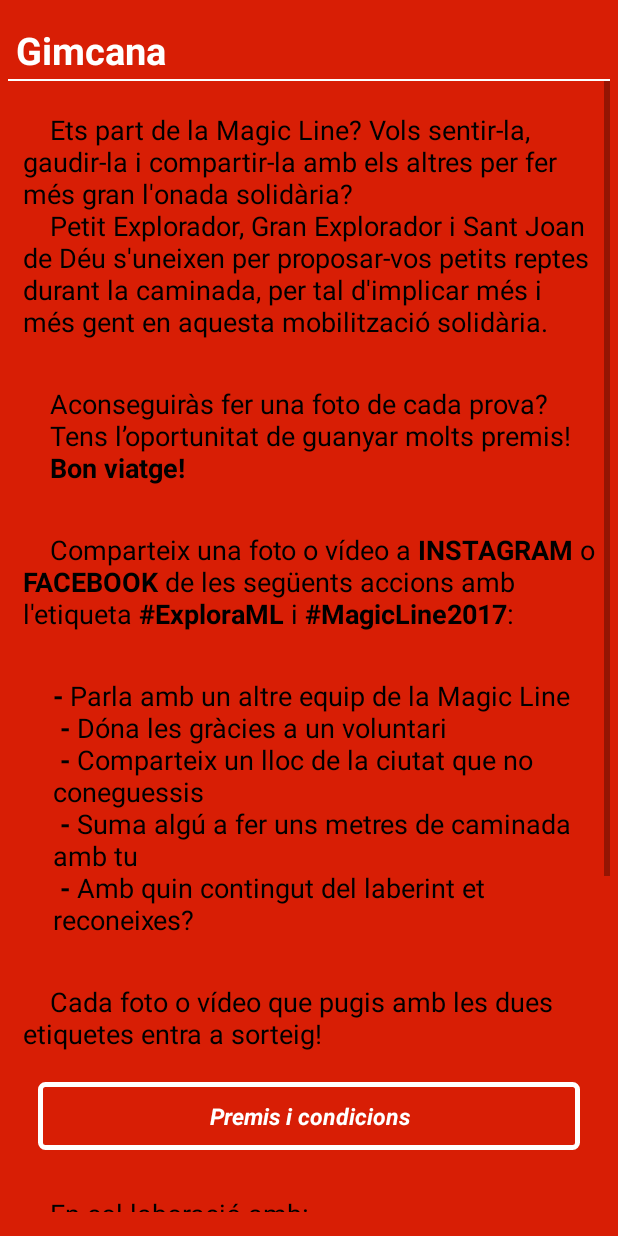
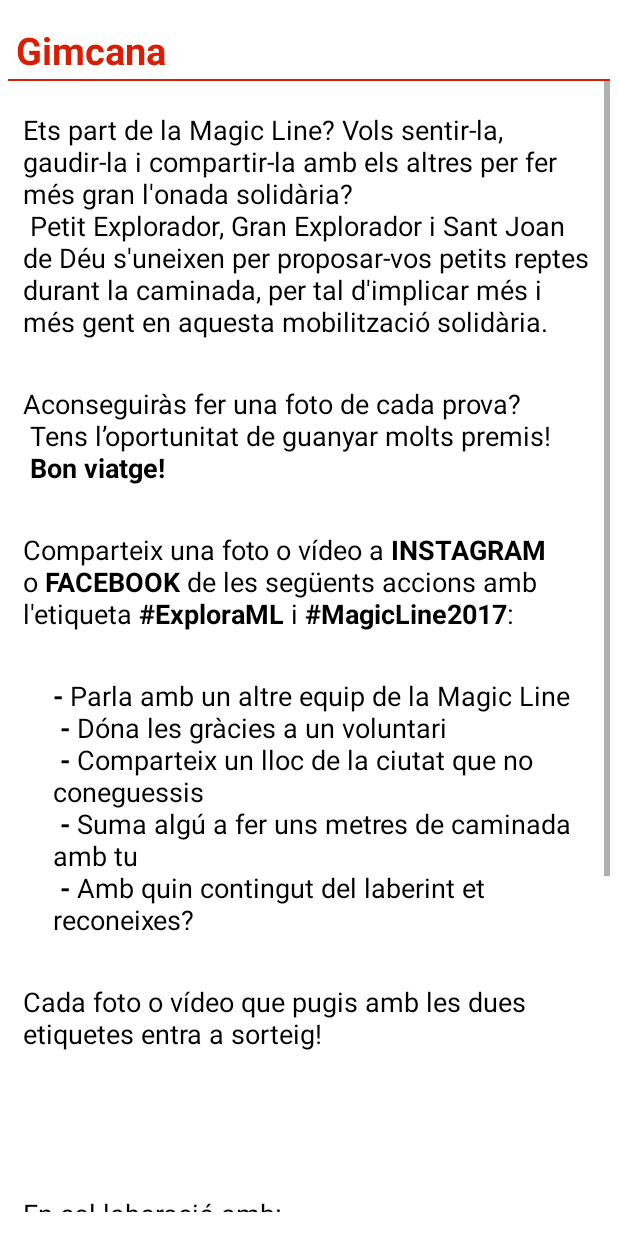
Before and after one commit to aleixbdm/MagicLine, an Android app: the Gimcana screen opened directly, with no data from a screen before it, on a phone screen of 412 x 824 dp. Run offline under Robolectric (Android 15) with nearby library versions, the phone set to English and light mode, and no system bars.

Commit message:
Canvis colors i espais innecessaris

```diff
--- a/MagicLineApp/src/main/res/layout/activity_arts.xml
+++ b/MagicLineApp/src/main/res/layout/activity_arts.xml
@@ -7,7 +7,7 @@
     android:paddingLeft="@dimen/activity_horizontal_margin"
     android:paddingRight="@dimen/activity_horizontal_margin"
     android:paddingTop="@dimen/activity_vertical_margin"
-    android:background="@color/magicRed"
+    android:background="@color/white"
     android:orientation="vertical"
     tools:context=".ArtsAlCarrer">
 
@@ -21,7 +21,7 @@
         android:paddingLeft="5dp"
         android:lines="1"
         android:maxLines="1"
-        android:textColor="@color/white"
+        android:textColor="@color/magicRed"
         android:textSize="25dp"
         android:textStyle="bold"/>
 
@@ -29,7 +29,7 @@
         android:layout_marginTop="2dp"
         android:layout_width="match_parent"
         android:layout_height="1dp"
-        android:background="@color/white"/>
+        android:background="@color/magicRed"/>
 
     <TextView
         android:layout_width="match_parent"
--- a/MagicLineApp/src/main/res/layout/activity_concert.xml
+++ b/MagicLineApp/src/main/res/layout/activity_concert.xml
@@ -7,7 +7,7 @@
     android:paddingLeft="@dimen/activity_horizontal_margin"
     android:paddingRight="@dimen/activity_horizontal_margin"
     android:paddingTop="@dimen/activity_vertical_margin"
-    android:background="@color/magicRed"
+    android:background="@color/white"
     android:orientation="vertical"
     tools:context=".Concert">
 
@@ -21,7 +21,7 @@
         android:paddingLeft="5dp"
         android:lines="1"
         android:maxLines="1"
-        android:textColor="@color/white"
+        android:textColor="@color/magicRed"
         android:textSize="25dp"
         android:textStyle="bold"/>
 
@@ -29,7 +29,7 @@
         android:layout_marginTop="2dp"
         android:layout_width="match_parent"
         android:layout_height="1dp"
-        android:background="@color/white"/>
+        android:background="@color/magicRed"/>
 
     <TextView
         android:layout_width="match_parent"
--- a/MagicLineApp/src/main/res/layout/activity_gimcana.xml
+++ b/MagicLineApp/src/main/res/layout/activity_gimcana.xml
@@ -12,7 +12,7 @@
     app:layout_behavior="@string/appbar_scrolling_view_behavior"
     tools:context=".Gimcana"
     android:orientation="vertical"
-    android:background="@color/magicRed">
+    android:background="@color/white">
 
     <TextView
         android:layout_width="match_parent"
@@ -22,7 +22,7 @@
         android:paddingLeft="5dp"
         android:lines="1"
         android:maxLines="1"
-        android:textColor="@color/white"
+        android:textColor="@color/magicRed"
         android:textSize="25dp"
         android:textStyle="bold"/>
 
@@ -30,7 +30,7 @@
         android:layout_marginTop="2dp"
         android:layout_width="match_parent"
         android:layout_height="1dp"
-        android:background="@color/white"/>
+        android:background="@color/magicRed"/>
 
     <ScrollView
         android:layout_width="match_parent"
--- a/MagicLineApp/src/main/res/layout/activity_mlcultural.xml
+++ b/MagicLineApp/src/main/res/layout/activity_mlcultural.xml
@@ -12,7 +12,7 @@
     app:layout_behavior="@string/appbar_scrolling_view_behavior"
     tools:context=".MLCultural"
     android:orientation="vertical"
-    android:background="@color/magicRed">
+    android:background="@color/white">
 
     <TextView
         android:layout_width="match_parent"
@@ -22,7 +22,7 @@
         android:paddingLeft="5dp"
         android:lines="1"
         android:maxLines="1"
-        android:textColor="@color/white"
+        android:textColor="@color/magicRed"
         android:textSize="25dp"
         android:textStyle="bold"/>
 
@@ -30,7 +30,7 @@
         android:layout_marginTop="2dp"
         android:layout_width="match_parent"
         android:layout_height="1dp"
-        android:background="@color/white"/>
+        android:background="@color/magicRed"/>
 
     <TextView
         android:layout_width="match_parent"
--- a/MagicLineApp/src/main/res/layout/activity_museus.xml
+++ b/MagicLineApp/src/main/res/layout/activity_museus.xml
@@ -7,7 +7,7 @@
     android:paddingLeft="@dimen/activity_horizontal_margin"
     android:paddingRight="@dimen/activity_horizontal_margin"
     android:paddingTop="@dimen/activity_vertical_margin"
-    android:background="@color/magicRed"
+    android:background="@color/white"
     android:orientation="vertical"
     tools:context=".Museus">
 
@@ -21,7 +21,7 @@
         android:paddingLeft="5dp"
         android:lines="1"
         android:maxLines="1"
-        android:textColor="@color/white"
+        android:textColor="@color/magicRed"
         android:textSize="25dp"
         android:textStyle="bold"/>
 
@@ -29,7 +29,7 @@
         android:layout_marginTop="2dp"
         android:layout_width="match_parent"
         android:layout_height="1dp"
-        android:background="@color/white"/>
+        android:background="@color/magicRed"/>
 
     <TextView
         android:layout_width="match_parent"
--- a/MagicLineApp/src/main/res/layout/activity_premis_condicions.xml
+++ b/MagicLineApp/src/main/res/layout/activity_premis_condicions.xml
@@ -12,7 +12,7 @@
     app:layout_behavior="@string/appbar_scrolling_view_behavior"
     tools:context=".PremisICondicions"
     android:orientation="vertical"
-    android:background="@color/magicRed">
+    android:background="@color/white">
 
     <TextView
         android:layout_width="match_parent"
@@ -22,7 +22,7 @@
         android:paddingLeft="5dp"
         android:lines="1"
         android:maxLines="1"
-        android:textColor="@color/white"
+        android:textColor="@color/magicRed"
         android:textSize="25dp"
         android:textStyle="bold"/>
 
@@ -30,7 +30,7 @@
         android:layout_marginTop="2dp"
         android:layout_width="match_parent"
         android:layout_height="1dp"
-        android:background="@color/white"/>
+        android:background="@color/magicRed"/>
 
     <ScrollView
         android:layout_width="match_parent"
--- a/MagicLineApp/src/main/res/layout/activity_sant_joan_deu.xml
+++ b/MagicLineApp/src/main/res/layout/activity_sant_joan_deu.xml
@@ -19,7 +19,7 @@
     app:layout_behavior="@string/appbar_scrolling_view_behavior"
     tools:context=".SantJoanDeu"
     android:orientation="vertical"
-    android:background="@color/magicRed">
+    android:background="@color/white">
 
     <TextView
         android:layout_width="match_parent"
@@ -29,7 +29,7 @@
         android:paddingLeft="5dp"
         android:lines="1"
         android:maxLines="1"
-        android:textColor="@color/white"
+        android:textColor="@color/magicRed"
         android:textSize="25dp"
         android:textStyle="bold"/>
 
@@ -37,7 +37,7 @@
         android:layout_marginTop="2dp"
         android:layout_width="match_parent"
         android:layout_height="1dp"
-        android:background="@color/white"/>
+        android:background="@color/magicRed"/>
 
     <TextView
         android:layout_width="match_parent"
--- a/MagicLineApp/src/main/res/layout/activity_sobrelapp.xml
+++ b/MagicLineApp/src/main/res/layout/activity_sobrelapp.xml
@@ -7,7 +7,7 @@
     android:paddingLeft="@dimen/activity_horizontal_margin"
     android:paddingRight="@dimen/activity_horizontal_margin"
     android:paddingTop="@dimen/activity_vertical_margin"
-    android:background="@color/magicRed"
+    android:background="@color/white"
     android:orientation="vertical"
     tools:context=".Sobrelapp">
 
@@ -21,7 +21,7 @@
         android:paddingLeft="5dp"
         android:lines="1"
         android:maxLines="1"
-        android:textColor="@color/white"
+        android:textColor="@color/magicRed"
         android:textSize="25dp"
         android:textStyle="bold"/>
 
@@ -29,7 +29,7 @@
         android:layout_marginTop="2dp"
         android:layout_width="match_parent"
         android:layout_height="1dp"
-        android:background="@color/white"/>
+        android:background="@color/magicRed"/>
 
     <TextView
         android:layout_width="wrap_content"
--- a/MagicLineApp/src/main/res/values/strings.xml
+++ b/MagicLineApp/src/main/res/values/strings.xml
@@ -18,12 +18,12 @@
     <string name="pagina_web">solidaritat.santjoandedeu.org</string>
 
     <string name="SobreApp">Sobre l\'App</string>
-    <string name="sobreapp">\t Aquesta aplicació és el resultat del <b>treball voluntari</b> de quatre estudiants de la Universitat Politècnica de
+    <string name="sobreapp">Aquesta aplicació és el resultat del <b>treball voluntari</b> de quatre estudiants de la Universitat Politècnica de
         Catalunya (UPC) i participants del programa de voluntariat impulsat per un conveni de col·laboració entre la <b>UPC</b> i <b>l’Obra
         Social Sant Joan de Déu</b>. \n \n
-        \t La primera versió que es va posar en marxa va ser creada per <b>Mariona Carós</b> i <b>Joan Febrer</b> i es va utilitzar en la caminada
+        La primera versió que es va posar en marxa va ser creada per <b>Mariona Carós</b> i <b>Joan Febrer</b> i es va utilitzar en la caminada
         solidària del 28 de Febrer de 2016. La segona i actual versió ha estat dissenyada per <b>Aleix Pellisa</b> i <b>Oriol Baldà</b>. \n \n
-        \t L’app està protegida sota una llicència GPL (GNU), que permet la còpia, distribució i modificació del codi, sempre que es continuï
+        L’app està protegida sota una llicència GPL (GNU), que permet la còpia, distribució i modificació del codi, sempre que es continuï
         distribuint amb la mateixa llicència GPL i es faci esment dels seus autors originals.</string>
 
     <string name="title_mlcultural">ML Cultural</string>
@@ -33,22 +33,22 @@
     <string name="museus">Museus gratuïts</string>
 
     <string name="title_gimcana">Gimcana</string>
-    <string name="intro_gimcana">\t Ets part de la Magic Line? Vols sentir-la, gaudir-la i compartir-la amb els altres per fer més gran l\'onada solidària? \n
-        \t Petit Explorador, Gran Explorador i Sant Joan de Déu s\'uneixen per proposar-vos petits reptes durant la caminada, per tal d\'implicar més i més gent
+    <string name="intro_gimcana">Ets part de la Magic Line? Vols sentir-la, gaudir-la i compartir-la amb els altres per fer més gran l\'onada solidària? \n
+        Petit Explorador, Gran Explorador i Sant Joan de Déu s\'uneixen per proposar-vos petits reptes durant la caminada, per tal d\'implicar més i més gent
         en aquesta mobilització solidària.</string>
-    <string name="intro2_gimcana">\t Aconseguiràs fer una foto de cada prova? \n
-        \t Tens l’oportunitat de guanyar molts premis! \n
-        <b>\t Bon viatge!</b></string>
-    <string name="proves1_gimcana">\t Comparteix una foto o vídeo a <b>INSTAGRAM</b> o <b>FACEBOOK</b> de les següents accions amb l\'etiqueta <b>#ExploraML</b>
+    <string name="intro2_gimcana">Aconseguiràs fer una foto de cada prova? \n
+        Tens l’oportunitat de guanyar molts premis! \n
+        <b>Bon viatge!</b></string>
+    <string name="proves1_gimcana">Comparteix una foto o vídeo a <b>INSTAGRAM</b> o <b>FACEBOOK</b> de les següents accions amb l\'etiqueta <b>#ExploraML</b>
         i <b>#MagicLine2017</b>:</string>
     <string name="proves2_gimcana"><b>-</b> Parla amb un altre equip de la Magic Line \n
         <b>-</b> Dóna les gràcies a un voluntari \n
         <b>-</b> Comparteix un lloc de la ciutat que no coneguessis \n
         <b>-</b> Suma algú a fer uns metres de caminada amb tu \n
         <b>-</b> Amb quin contingut del laberint et reconeixes?</string>
-    <string name="proves3_gimcana">\t Cada foto o vídeo que pugis amb les dues etiquetes entra a sorteig!</string>
+    <string name="proves3_gimcana">Cada foto o vídeo que pugis amb les dues etiquetes entra a sorteig!</string>
     <string name="premis_condicions">Premis i condicions</string>
-    <string name="colaboracio">\t En col·laboració amb:</string>
+    <string name="colaboracio">En col·laboració amb:</string>
 
     <string name="info_premis">Pugeu les fotos a les xarxes socials amb els hashtags <b>#ExploraML</b> i <b>#MagicLine2017</b> i
         entrareu al sorteig de:</string>
@@ -112,8 +112,8 @@
 
     <string name="title_concert">Concert solidari</string>
     <string name="lloc_hora_concert"><b>Diumenge 5 de març a partir de les 17h a la plaça de la Catedral de Barcelona.</b></string>
-    <string name="info_concert">\t <b>Gossos</b>, <b>Quimi Portet</b>, <b>Animal</b>, <b>Andreu Rifé</b>, <b>Motis &amp; Chamorro &amp; Motis Trio</b>
-        i <b>Clams</b>. \n\n \t En un concert presentat per <b>Joan Dausà</b> amb Manu Danso, Àngels Arnaus, Assumpció Malagarriga, Yoyo Marra, Carlos
+    <string name="info_concert"><b>Gossos</b>, <b>Quimi Portet</b>, <b>Animal</b>, <b>Andreu Rifé</b>, <b>Motis &amp; Chamorro &amp; Motis Trio</b>
+        i <b>Clams</b>. \n\n En un concert presentat per <b>Joan Dausà</b> amb Manu Danso, Àngels Arnaus, Assumpció Malagarriga, Yoyo Marra, Carlos
         Ariza, Omar Boltes, Fredy Garcia i la Baix Llobregat Music Line.\n\n </string>
 
     <string name="title_arts">Arts al carrer</string>
```
